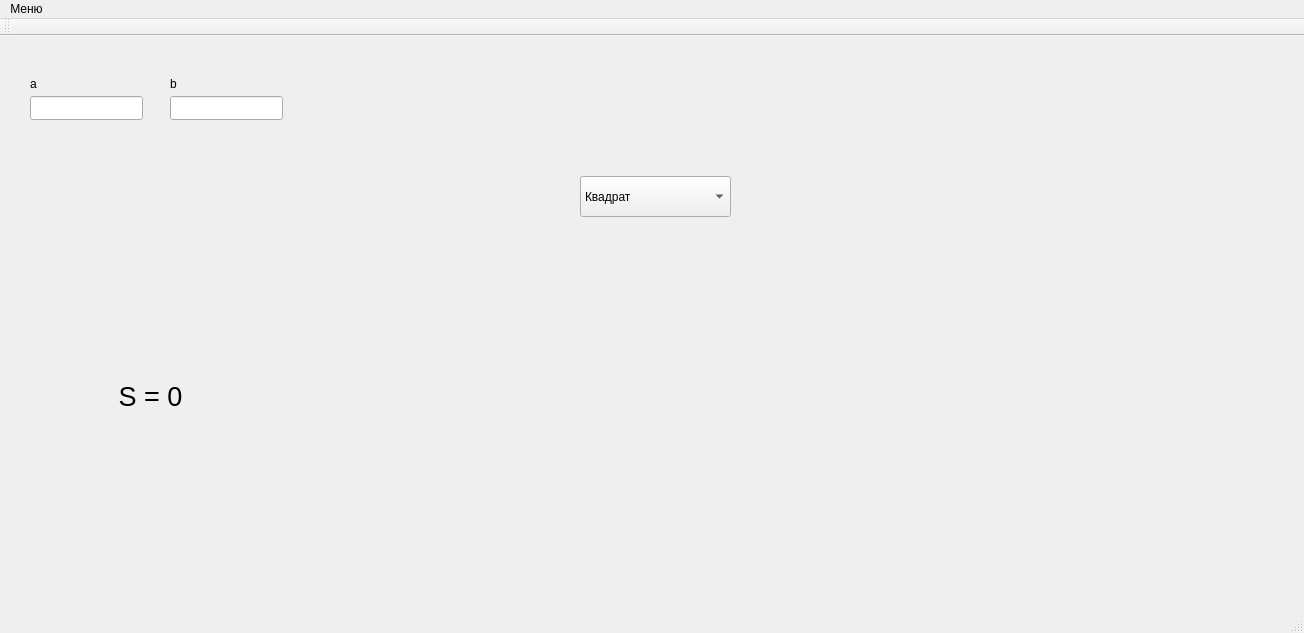
First picture: the form in 1lab/mainwindow.ui, repository Cookie-Boy/Qt-labs, before the edit.
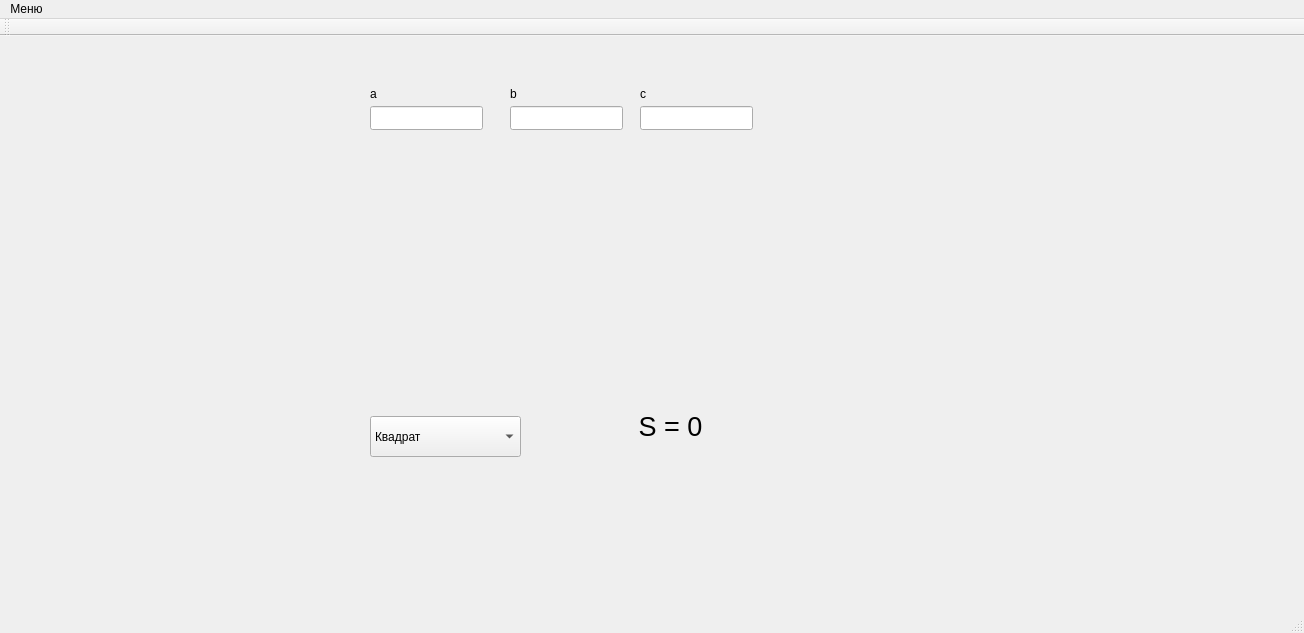
Second picture: the form after the edit. Icons and pictures are not drawn.

Patch:
```diff
--- a/1lab/mainwindow.ui
+++ b/1lab/mainwindow.ui
@@ -20,8 +20,8 @@
    <widget class="QLineEdit" name="a_rect">
     <property name="geometry">
      <rect>
-      <x>30</x>
-      <y>60</y>
+      <x>370</x>
+      <y>70</y>
       <width>113</width>
       <height>24</height>
      </rect>
@@ -32,6 +32,9 @@
     <property name="inputMask">
      <string/>
     </property>
+    <property name="text">
+     <string/>
+    </property>
     <property name="maxLength">
      <number>33</number>
     </property>
@@ -39,9 +42,9 @@
    <widget class="QLabel" name="square_area">
     <property name="geometry">
      <rect>
-      <x>30</x>
-      <y>330</y>
-      <width>241</width>
+      <x>540</x>
+      <y>360</y>
+      <width>261</width>
       <height>61</height>
      </rect>
     </property>
@@ -60,8 +63,8 @@
    <widget class="QLabel" name="label_3">
     <property name="geometry">
      <rect>
-      <x>30</x>
-      <y>40</y>
+      <x>370</x>
+      <y>50</y>
       <width>55</width>
       <height>16</height>
      </rect>
@@ -73,8 +76,8 @@
    <widget class="QLabel" name="label_4">
     <property name="geometry">
      <rect>
-      <x>170</x>
-      <y>40</y>
+      <x>510</x>
+      <y>50</y>
       <width>55</width>
       <height>16</height>
      </rect>
@@ -86,10 +89,10 @@
    <widget class="QLabel" name="square">
     <property name="geometry">
      <rect>
-      <x>40</x>
-      <y>120</y>
-      <width>231</width>
-      <height>181</height>
+      <x>370</x>
+      <y>110</y>
+      <width>271</width>
+      <height>241</height>
      </rect>
     </property>
     <property name="text">
@@ -102,8 +105,8 @@
    <widget class="QComboBox" name="comboBox">
     <property name="geometry">
      <rect>
-      <x>580</x>
-      <y>140</y>
+      <x>370</x>
+      <y>380</y>
       <width>151</width>
       <height>41</height>
      </rect>
@@ -152,8 +155,8 @@
    <widget class="QLineEdit" name="b_rect">
     <property name="geometry">
      <rect>
-      <x>170</x>
-      <y>60</y>
+      <x>510</x>
+      <y>70</y>
       <width>113</width>
       <height>24</height>
      </rect>
@@ -168,6 +171,44 @@
      <number>32</number>
     </property>
    </widget>
+   <widget class="QLineEdit" name="c_rect">
+    <property name="geometry">
+     <rect>
+      <x>640</x>
+      <y>70</y>
+      <width>113</width>
+      <height>24</height>
+     </rect>
+    </property>
+    <property name="styleSheet">
+     <string notr="true">0</string>
+    </property>
+    <property name="inputMethodHints">
+     <set>Qt::ImhNone</set>
+    </property>
+    <property name="inputMask">
+     <string/>
+    </property>
+    <property name="text">
+     <string/>
+    </property>
+    <property name="maxLength">
+     <number>32767</number>
+    </property>
+   </widget>
+   <widget class="QLabel" name="label_5">
+    <property name="geometry">
+     <rect>
+      <x>640</x>
+      <y>50</y>
+      <width>55</width>
+      <height>16</height>
+     </rect>
+    </property>
+    <property name="text">
+     <string>с</string>
+    </property>
+   </widget>
   </widget>
   <widget class="QStatusBar" name="statusBar"/>
   <widget class="QMenuBar" name="menuBar">
```
Left out of the diff: 16 changed lines with no effect on the pictures.
